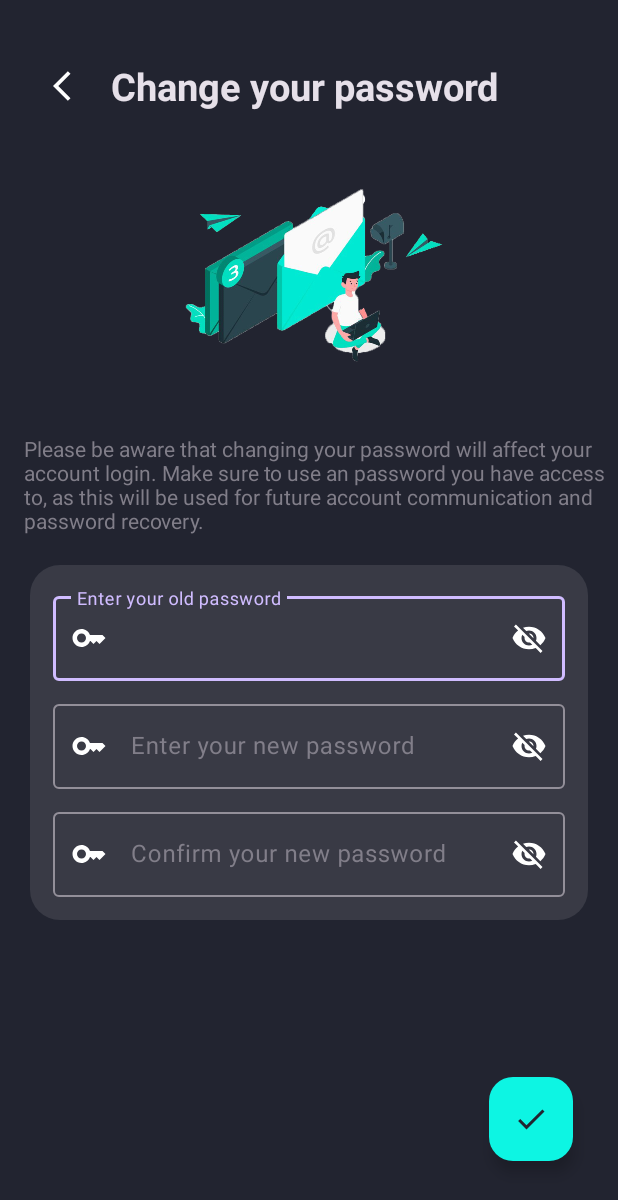
After one commit to JerMayNel/Safety-App, an Android app: the layout activity_change_password.xml on its own in the app's theme, with its tools: preview values and no code run, on a phone screen of 412 x 824 dp. The commit adds this screen. Shown: the top 1200 px of the screen. Run offline under Robolectric (Android 15) with nearby library versions, the phone set to English and light mode, and no system bars.

Commit message:
Reset Email and Password
Reset email and password has now a verification dialog, and will proceed if verified. Changing password and email is also working and has different activities.

```diff
--- /dev/null
+++ b/app/src/main/res/layout/activity_change_password.xml
@@ -0,0 +1,154 @@
+<?xml version="1.0" encoding="utf-8"?>
+<RelativeLayout xmlns:android="http://schemas.android.com/apk/res/android"
+    xmlns:app="http://schemas.android.com/apk/res-auto"
+    xmlns:tools="http://schemas.android.com/tools"
+    android:id="@+id/main"
+    android:layout_width="match_parent"
+    android:layout_height="match_parent"
+    android:background="@drawable/background"
+    tools:context=".ChangePassword">
+
+    <LinearLayout
+        android:layout_width="match_parent"
+        android:layout_height="wrap_content"
+        android:orientation="vertical"
+        android:layout_marginTop="30dp">
+
+        <LinearLayout
+            android:layout_width="match_parent"
+            android:layout_height="wrap_content"
+            android:orientation="horizontal">
+
+            <ImageButton
+                android:id="@+id/back_button"
+                android:layout_width="54dp"
+                android:layout_height="54dp"
+                android:layout_gravity="start"
+                android:layout_marginLeft="20dp"
+                android:layout_marginTop="5dp"
+                android:background="@android:color/transparent"
+                app:srcCompat="@drawable/baseline_arrow_back_ios_24" />\
+
+            <TextView
+                android:id="@+id/addcontactext"
+                android:layout_width="wrap_content"
+                android:layout_height="wrap_content"
+                android:layout_marginTop="10dp"
+                android:fontFamily="sans-serif"
+                android:text="Change your password"
+                android:textAppearance="@style/TextAppearance.AppCompat.Large"
+                android:textSize="25sp"
+                android:textStyle="bold" />
+
+        </LinearLayout>
+
+        <ImageView
+            android:layout_width="200dp"
+            android:layout_height="200dp"
+            android:layout_gravity="center"
+            android:src="@drawable/email_icon"/>
+
+        <TextView
+            android:layout_width="match_parent"
+            android:layout_height="wrap_content"
+            android:layout_gravity="start"
+            android:layout_marginStart="16dp"
+            android:fontFamily="sans-serif"
+            android:text="Please be aware that changing your password will affect your account login. Make sure to use an password you have access to, as this will be used for future account communication and password recovery."
+            android:textColor="#817E89" />
+
+        <LinearLayout
+            android:background="@drawable/round_back_button"
+            android:layout_width="match_parent"
+            android:layout_height="wrap_content"
+            android:layout_marginStart="20dp"
+            android:layout_marginEnd="20dp"
+            android:layout_marginTop="20dp"
+            android:orientation="vertical"
+            android:padding="15dp"
+            android:clickable="true"
+            android:focusable="true">
+
+            <com.google.android.material.textfield.TextInputLayout
+                android:id="@+id/currentpassword_layout"
+                android:layout_width="match_parent"
+                android:layout_height="wrap_content"
+                android:textColorHint="@color/gray"
+                android:inputType="textPassword"
+                app:passwordToggleEnabled="true"
+                app:passwordToggleTint="@color/white"
+                app:startIconDrawable="@drawable/baseline_key_24"
+                app:startIconTint="@color/white">
+
+                <com.google.android.material.textfield.TextInputEditText
+                    android:id="@+id/currentpasswordEditText"
+                    android:layout_width="match_parent"
+                    android:layout_height="match_parent"
+                    android:hint="Enter your old password"
+                    android:textColor="@color/white" />
+
+            </com.google.android.material.textfield.TextInputLayout>
+
+            <com.google.android.material.textfield.TextInputLayout
+                android:id="@+id/newpassword_layout"
+                android:layout_width="match_parent"
+                android:layout_height="wrap_content"
+                android:layout_marginTop="10dp"
+                android:textColorHint="@color/gray"
+                android:inputType="textPassword"
+                app:passwordToggleEnabled="true"
+                app:passwordToggleTint="@color/white"
+                app:startIconDrawable="@drawable/baseline_key_24"
+                app:startIconTint="@color/white">
+
+                <com.google.android.material.textfield.TextInputEditText
+                    android:id="@+id/newpasswordEditText"
+                    android:layout_width="match_parent"
+                    android:layout_height="match_parent"
+                    android:hint="Enter your new password"
+                    android:textColor="@color/white" />
+
+            </com.google.android.material.textfield.TextInputLayout>
+
+            <com.google.android.material.textfield.TextInputLayout
+                android:id="@+id/confirmpassword_layout"
+                android:layout_width="match_parent"
+                android:layout_height="wrap_content"
+                android:layout_marginTop="10dp"
+                android:textColorHint="@color/gray"
+                android:inputType="textPassword"
+                app:passwordToggleEnabled="true"
+                app:passwordToggleTint="@color/white"
+                app:startIconDrawable="@drawable/baseline_key_24"
+                app:startIconTint="@color/white">
+
+                <com.google.android.material.textfield.TextInputEditText
+                    android:id="@+id/confirmpasswordEditText"
+                    android:layout_width="match_parent"
+                    android:layout_height="match_parent"
+                    android:hint="Confirm your new password"
+                    android:textColor="@color/white" />
+
+            </com.google.android.material.textfield.TextInputLayout>
+
+
+        </LinearLayout>
+
+
+    </LinearLayout>
+
+    <com.google.android.material.floatingactionbutton.FloatingActionButton
+        android:id="@+id/saveButton"
+        android:layout_width="wrap_content"
+        android:layout_height="wrap_content"
+        android:layout_alignParentEnd="true"
+        android:layout_alignParentBottom="true"
+        android:layout_marginEnd="30dp"
+        android:layout_marginBottom="50dp"
+        android:backgroundTint="@color/cyan"
+        android:clickable="true"
+        android:elevation="10dp"
+        android:src="@drawable/check_icon"
+        app:tint="@color/backgroundcolor" />
+
+</RelativeLayout>
```
Also changed, not shown: app/src/main/AndroidManifest.xml (+17 -9 lines), app/src/main/java/com/example/safetyapp/ChangeEmail.kt (added, +69 -0 lines), app/src/main/java/com/example/safetyapp/ChangePassword.kt (added, +116 -0 lines), app/src/main/java/com/example/safetyapp/MainScreen.kt (+71 -20 lines), app/src/main/res/layout/activity_change_email.xml (added, +146 -0 lines), app/src/main/res/layout/activity_edit_my_profile.xml (+20 -2 lines), app/src/main/res/layout/verify_dialog_box.xml (+4 -4 lines), app/src/main/res/drawable/email_icon.png (added).
